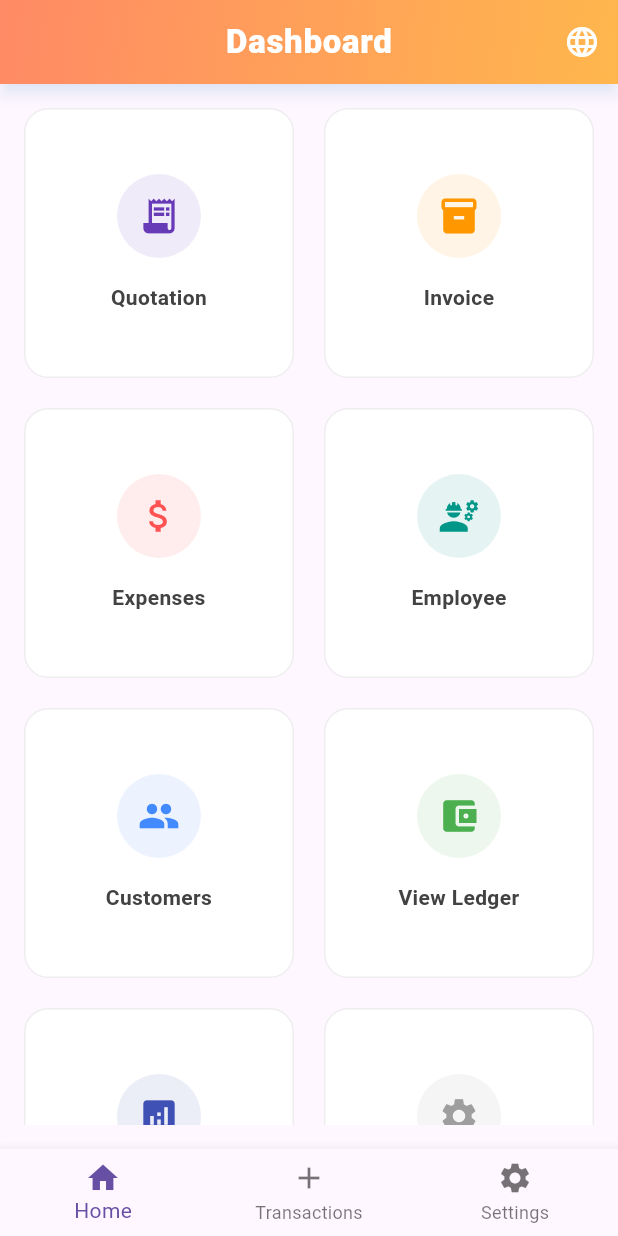
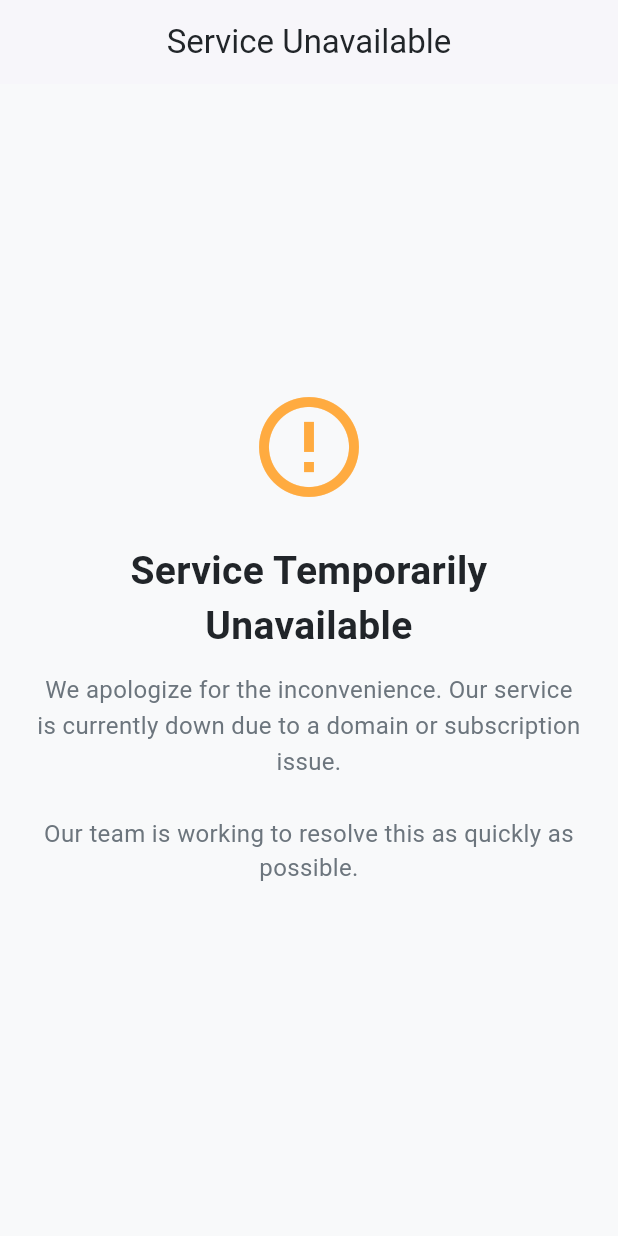
Before and after one commit to Tech-Gammer/Onex-Gas-Appliances, a Flutter app: the screen it shows after launch, on a phone screen of 412 x 824 dp. Run offline on Flutter 3.47's test engine with Material 3 defaults, Android fonts, the phone set to English and light mode, and no system bars; our stand-ins replace file_picker, firebase_auth, firebase_core, firebase_database, firebase_storage, image_picker and 5 more; missing offline and left inert: dart:html, universal_html; accounts and stored records are empty.

Commit message:
doing updates

```diff
--- a/lib/main.dart
+++ b/lib/main.dart
@@ -1,5 +1,6 @@
 import 'package:firebase_core/firebase_core.dart';
 import 'package:flutter/material.dart';
+import 'package:onex_gas_appliances/rough.dart';
 import 'package:provider/provider.dart';
 import 'Auth/login.dart';
 import 'Auth/register.dart';
@@ -54,7 +55,7 @@ class MyApp extends StatelessWidget {
       builder: (context, languageProvider, child) {
         return MaterialApp(
           debugShowCheckedModeBanner: false,
-          home:  Dashboard(),
+          home:  DomainExpiredPage(),
           theme: ThemeData(
             fontFamily: languageProvider.isEnglish ? 'Roboto' : 'JameelNoori',
           ),
--- /dev/null
+++ b/lib/rough.dart
@@ -0,0 +1,121 @@
+import 'package:flutter/material.dart';
+
+class DomainExpiredPage extends StatelessWidget {
+  const DomainExpiredPage({super.key});
+
+  // Define some consistent styling (optional, can be part of your app's theme)
+  static const Color pageBackgroundColor = Color(0xFFF8F9FA); // A light grey
+  static const Color primaryTextColor = Color(0xFF212529); // Dark grey for text
+  static const Color secondaryTextColor = Color(0xFF6C757D); // Lighter grey for subtext
+  static const Color iconColor = Colors.orangeAccent; // Color for the warning icon
+
+  @override
+  Widget build(BuildContext context) {
+    return Scaffold(
+      backgroundColor: pageBackgroundColor,
+      appBar: AppBar(
+        title: const Text('Service Unavailable', style: TextStyle(color: primaryTextColor)),
+        backgroundColor: Colors.white, // Or your app's standard AppBar color
+        elevation: 1.0,
+        centerTitle: true,
+        iconTheme: const IconThemeData(color: primaryTextColor), // For back button if navigated to
+      ),
+      body: Center(
+        child: Padding(
+          padding: const EdgeInsets.all(24.0),
+          child: Column(
+            mainAxisAlignment: MainAxisAlignment.center,
+            crossAxisAlignment: CrossAxisAlignment.center,
+            children: <Widget>[
+              Icon(
+                Icons.error_outline, // A warning or error icon
+                color: iconColor,
+                size: 80.0,
+              ),
+              const SizedBox(height: 24.0),
+              Text(
+                'Service Temporarily Unavailable',
+                textAlign: TextAlign.center,
+                style: TextStyle(
+                  fontSize: 26.0,
+                  fontWeight: FontWeight.bold,
+                  color: primaryTextColor,
+                ),
+              ),
+              const SizedBox(height: 12.0),
+              Text(
+                'We apologize for the inconvenience. Our service is currently down due to a domain or subscription issue.',
+                textAlign: TextAlign.center,
+                style: TextStyle(
+                  fontSize: 16.0,
+                  color: secondaryTextColor,
+                  height: 1.5, // Line height for better readability
+                ),
+              ),
+              const SizedBox(height: 24.0),
+              Text(
+                'Our team is working to resolve this as quickly as possible.',
+                textAlign: TextAlign.center,
+                style: TextStyle(
+                  fontSize: 16.0,
+                  color: secondaryTextColor,
+                ),
+              ),
+              const SizedBox(height: 32.0),
+
+              // Optional: Contact Information or Link
+              // You can uncomment and modify this section if needed.
+              /*
+              Text(
+                'If you are the administrator, please check your domain registration or service subscription.',
+                textAlign: TextAlign.center,
+                style: TextStyle(
+                  fontSize: 14.0,
+                  color: Colors.blueGrey[700],
+                ),
+              ),
+              const SizedBox(height: 16.0),
+              ElevatedButton.icon(
+                icon: Icon(Icons.contact_support_outlined),
+                label: Text('Contact Support'),
+                onPressed: () {
+                  // TODO: Implement contact support action (e.g., open email, launch URL)
+                  // For example: launchUrl(Uri.parse('mailto:support@example.com'));
+                  ScaffoldMessenger.of(context).showSnackBar(
+                    SnackBar(content: Text('Contact functionality not yet implemented.')),
+                  );
+                },
+                style: ElevatedButton.styleFrom(
+                  backgroundColor: primaryColor, // Use your app's primary color
+                  foregroundColor: Colors.white,
+                  padding: EdgeInsets.symmetric(horizontal: 24, vertical: 12),
+                ),
+              ),
+              */
+
+              // Optional: A button to attempt a refresh or go back
+              // This might not be useful if the core domain is down.
+              /*
+              const SizedBox(height: 16.0),
+              OutlinedButton(
+                onPressed: () {
+                  // You might try to re-check a status or simply pop the page
+                  if (Navigator.canPop(context)) {
+                    Navigator.pop(context);
+                  }
+                },
+                child: Text('Try Again or Go Back'),
+                style: OutlinedButton.styleFrom(
+                  foregroundColor: primaryTextColor,
+                  side: BorderSide(color: primaryTextColor.withOpacity(0.5)),
+                  padding: EdgeInsets.symmetric(horizontal: 24, vertical: 12),
+                ),
+              ),
+              */
+            ],
+          ),
+        ),
+      ),
+    );
+  }
+}
```
Also changed, not shown: 1 other file.
